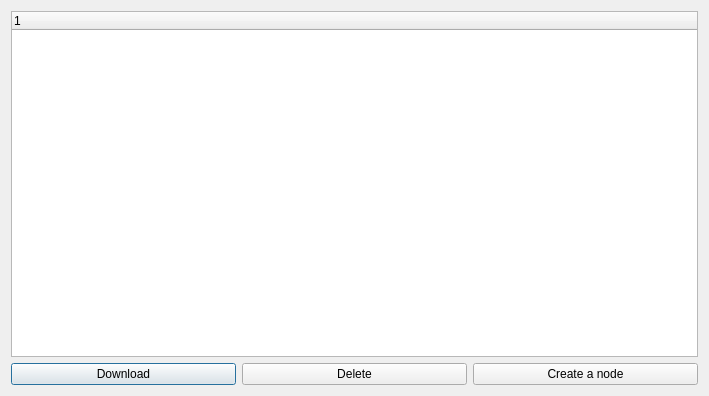
Old version of the form src/Client/GUI/nodeswindow.ui in the repository akukhta/File-Sharing-System.
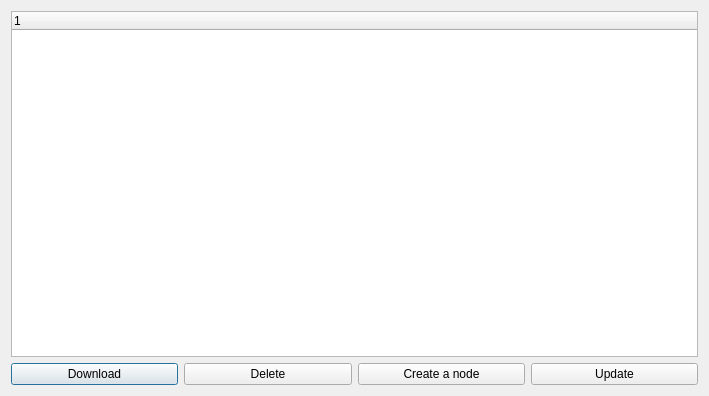
New version of the form.

Diff of the .ui file:
```diff
--- a/src/Client/GUI/nodeswindow.ui
+++ b/src/Client/GUI/nodeswindow.ui
@@ -51,6 +51,13 @@
          </property>
         </widget>
        </item>
+       <item>
+        <widget class="QPushButton" name="updateBtn">
+         <property name="text">
+          <string>Update</string>
+         </property>
+        </widget>
+       </item>
       </layout>
      </item>
     </layout>
```
